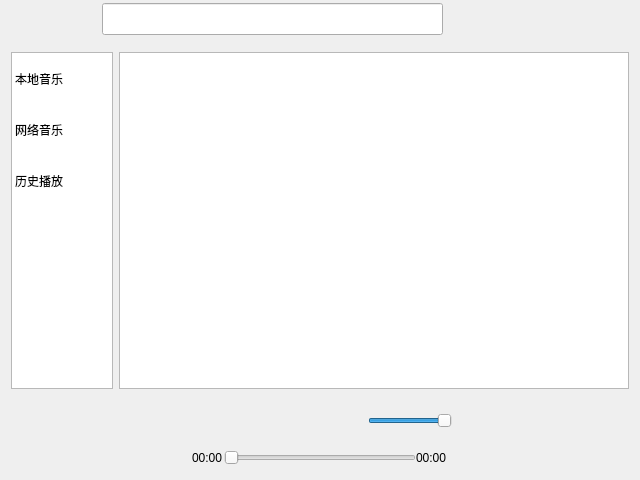
Before: the Qt Designer form musicplayer.ui in Teru10969/MusicPlayer, drawn with Qt 5.
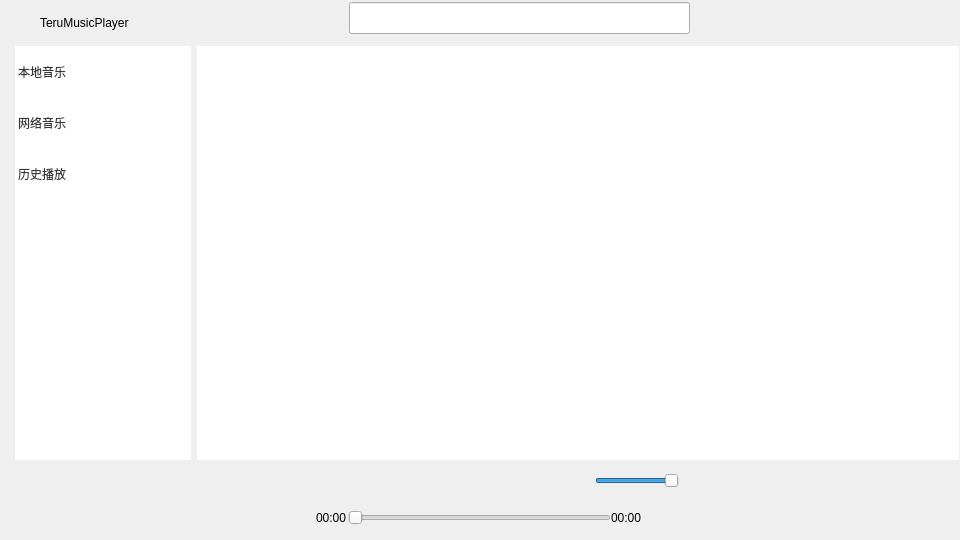
After: the same form once the commit is applied. Icons and pictures are not drawn.

```diff
--- a/musicplayer.ui
+++ b/musicplayer.ui
@@ -6,8 +6,8 @@
    <rect>
     <x>0</x>
     <y>0</y>
-    <width>640</width>
-    <height>480</height>
+    <width>960</width>
+    <height>540</height>
    </rect>
   </property>
   <property name="sizePolicy">
@@ -18,8 +18,8 @@
   </property>
   <property name="minimumSize">
    <size>
-    <width>640</width>
-    <height>480</height>
+    <width>960</width>
+    <height>540</height>
    </size>
   </property>
   <property name="windowTitle">
@@ -60,7 +60,7 @@
     <number>0</number>
    </property>
    <property name="rightMargin">
-    <number>0</number>
+    <number>1</number>
    </property>
    <property name="bottomMargin">
     <number>0</number>
@@ -80,7 +80,7 @@
       <enum>Qt::LeftToRight</enum>
      </property>
      <property name="autoFillBackground">
-      <bool>true</bool>
+      <bool>false</bool>
      </property>
      <layout class="QVBoxLayout" name="verticalLayout_2">
       <property name="spacing">
@@ -109,22 +109,60 @@
         <property name="layoutDirection">
          <enum>Qt::LeftToRight</enum>
         </property>
-        <layout class="QHBoxLayout" name="horizontalLayout_4" stretch="1,2,1,0">
+        <layout class="QHBoxLayout" name="horizontalLayout_4" stretch="0,0,1,2,1,0">
          <property name="spacing">
-          <number>6</number>
+          <number>0</number>
          </property>
          <property name="leftMargin">
           <number>0</number>
          </property>
          <property name="topMargin">
-          <number>3</number>
+          <number>0</number>
          </property>
          <property name="rightMargin">
           <number>0</number>
          </property>
          <property name="bottomMargin">
-          <number>6</number>
+          <number>0</number>
          </property>
+         <item>
+          <widget class="QWidget" name="widget_9" native="true">
+           <property name="enabled">
+            <bool>true</bool>
+           </property>
+           <property name="sizePolicy">
+            <sizepolicy hsizetype="Expanding" vsizetype="Preferred">
+             <horstretch>0</horstretch>
+             <verstretch>0</verstretch>
+            </sizepolicy>
+           </property>
+           <property name="minimumSize">
+            <size>
+             <width>40</width>
+             <height>40</height>
+            </size>
+           </property>
+           <property name="maximumSize">
+            <size>
+             <width>900</width>
+             <height>900</height>
+            </size>
+           </property>
+           <property name="styleSheet">
+            <string notr="true">image: url(:/QTMusicPlayer/Music.svg);</string>
+           </property>
+          </widget>
+         </item>
+         <item>
+          <widget class="QLabel" name="label">
+           <property name="text">
+            <string>TeruMusicPlayer</string>
+           </property>
+           <property name="textFormat">
+            <enum>Qt::PlainText</enum>
+           </property>
+          </widget>
+         </item>
          <item>
           <spacer name="horizontalSpacer_2">
            <property name="orientation">
@@ -141,7 +179,7 @@
            </property>
           </spacer>
          </item>
-         <item alignment="Qt::AlignHCenter">
+         <item>
           <widget class="QWidget" name="widget_4" native="true">
            <property name="sizePolicy">
             <sizepolicy hsizetype="Expanding" vsizetype="Preferred">
@@ -172,7 +210,7 @@
              <number>0</number>
             </property>
             <property name="bottomMargin">
-             <number>0</number>
+             <number>6</number>
             </property>
             <item>
              <widget class="QWidget" name="widget_7" native="true">
@@ -185,14 +223,14 @@
               <property name="minimumSize">
                <size>
                 <width>0</width>
-                <height>32</height>
+                <height>40</height>
                </size>
               </property>
               <widget class="QPushButton" name="search">
                <property name="geometry">
                 <rect>
-                 <x>380</x>
-                 <y>0</y>
+                 <x>400</x>
+                 <y>2</y>
                  <width>32</width>
                  <height>32</height>
                 </rect>
@@ -222,12 +260,15 @@
                 <iconset resource="QTMusicPlayer.qrc">
                  <normaloff>:/QTMusicPlayer/chazhao.png</normaloff>:/QTMusicPlayer/chazhao.png</iconset>
                </property>
+               <property name="autoDefault">
+                <bool>false</bool>
+               </property>
               </widget>
               <widget class="QLineEdit" name="searchline">
                <property name="geometry">
                 <rect>
-                 <x>70</x>
-                 <y>0</y>
+                 <x>90</x>
+                 <y>2</y>
                  <width>341</width>
                  <height>32</height>
                 </rect>
@@ -244,6 +285,15 @@
                  <height>32</height>
                 </size>
                </property>
+               <property name="maximumSize">
+                <size>
+                 <width>16777215</width>
+                 <height>32</height>
+                </size>
+               </property>
+               <property name="alignment">
+                <set>Qt::AlignLeading|Qt::AlignLeft|Qt::AlignVCenter</set>
+               </property>
               </widget>
               <zorder>searchline</zorder>
               <zorder>search</zorder>
@@ -270,6 +320,9 @@
          </item>
          <item>
           <layout class="QHBoxLayout" name="horizontalLayout">
+           <property name="bottomMargin">
+            <number>10</number>
+           </property>
            <item>
             <widget class="QPushButton" name="pushButton">
              <property name="minimumSize">
@@ -291,6 +344,12 @@
               <iconset resource="QTMusicPlayer.qrc">
                <normaloff>:/QTMusicPlayer/zuixiaohua.png</normaloff>:/QTMusicPlayer/zuixiaohua.png</iconset>
              </property>
+             <property name="iconSize">
+              <size>
+               <width>23</width>
+               <height>23</height>
+              </size>
+             </property>
             </widget>
            </item>
            <item>
@@ -320,6 +379,12 @@
               <iconset resource="QTMusicPlayer.qrc">
                <normaloff>:/QTMusicPlayer/guanbi.png</normaloff>:/QTMusicPlayer/guanbi.png</iconset>
              </property>
+             <property name="iconSize">
+              <size>
+               <width>23</width>
+               <height>23</height>
+              </size>
+             </property>
             </widget>
            </item>
           </layout>
@@ -335,16 +400,29 @@
           <verstretch>0</verstretch>
          </sizepolicy>
         </property>
-        <layout class="QHBoxLayout" name="horizontalLayout_6" stretch="1,5">
+        <layout class="QHBoxLayout" name="horizontalLayout_6" stretch="1,4">
+         <property name="spacing">
+          <number>6</number>
+         </property>
+         <property name="leftMargin">
+          <number>0</number>
+         </property>
+         <property name="topMargin">
+          <number>0</number>
+         </property>
+         <property name="rightMargin">
+          <number>0</number>
+         </property>
+         <property name="bottomMargin">
+          <number>0</number>
+         </property>
          <item>
           <widget class="QListWidget" name="listWidget_2">
            <property name="styleSheet">
-            <string notr="true">QListWidget#listT1
+            <string notr="true">QListWidget
 {
-	padding-top:13px;
 	border:0px;
 	color:rgb(55,55,55);
-	background-color: rgb(43, 43, 43);
 	padding-left:15px;	
 }
  
@@ -363,7 +441,7 @@
  
 }
  
-QListWidget::Item:hover#listT1
+QListWidget::Item:hover
 {
 	background:rgb(66,66,66);	
 }
@@ -375,6 +453,7 @@
 	border:0px;
 	background:rgb(221,221,221);	
 }
+
 </string>
            </property>
            <item>
@@ -386,6 +465,15 @@
             <property name="text">
              <string>网络音乐</string>
             </property>
+            <property name="background">
+             <brush brushstyle="NoBrush">
+              <color alpha="255">
+               <red>0</red>
+               <green>0</green>
+               <blue>0</blue>
+              </color>
+             </brush>
+            </property>
            </item>
            <item>
             <property name="text">
@@ -395,7 +483,46 @@
           </widget>
          </item>
          <item>
-          <widget class="QListWidget" name="listWidget"/>
+          <widget class="QListWidget" name="listWidget">
+           <property name="styleSheet">
+            <string notr="true">QListWidget
+{
+	border:0px;
+	
+}
+ 
+/*去除焦点虚线*/
+*
+{
+	outline:0px;
+}
+ 
+QListWidget::Item
+{
+	height:50;
+    border:0px solid rgb(255,255,255);	
+	padding-top:1px;
+}
+ 
+QListWidget::Item:hover
+{
+	background-color: rgb(232, 232, 232);
+}
+
+/*选中*/
+QListWidget::Item:selected
+{
+	font: 75 16pt &quot;阿里妈妈数黑体&quot;;
+	color:rgb(55,55,55);
+	border:0px;
+	background:rgb(221,221,221);	
+}
+</string>
+           </property>
+           <property name="selectionRectVisible">
+            <bool>false</bool>
+           </property>
+          </widget>
          </item>
         </layout>
        </widget>
@@ -476,7 +603,7 @@
               </property>
               <property name="sizeHint" stdset="0">
                <size>
-                <width>40</width>
+                <width>340</width>
                 <height>20</height>
                </size>
               </property>
@@ -523,7 +650,7 @@
                <enum>Qt::Horizontal</enum>
               </property>
               <property name="sizeType">
-               <enum>QSizePolicy::Expanding</enum>
+               <enum>QSizePolicy::Fixed</enum>
               </property>
               <property name="sizeHint" stdset="0">
                <size>
@@ -789,7 +916,7 @@
               </property>
               <property name="sizeHint" stdset="0">
                <size>
-                <width>40</width>
+                <width>200</width>
                 <height>20</height>
                </size>
               </property>
@@ -827,6 +954,9 @@
               <property name="orientation">
                <enum>Qt::Horizontal</enum>
               </property>
+              <property name="sizeType">
+               <enum>QSizePolicy::Expanding</enum>
+              </property>
               <property name="sizeHint" stdset="0">
                <size>
                 <width>40</width>
@@ -909,6 +1039,9 @@
               <property name="orientation">
                <enum>Qt::Horizontal</enum>
               </property>
+              <property name="sizeType">
+               <enum>QSizePolicy::Expanding</enum>
+              </property>
               <property name="sizeHint" stdset="0">
                <size>
                 <width>40</width>
```
Left out of the diff: 9 changed lines with no effect on the pictures.
